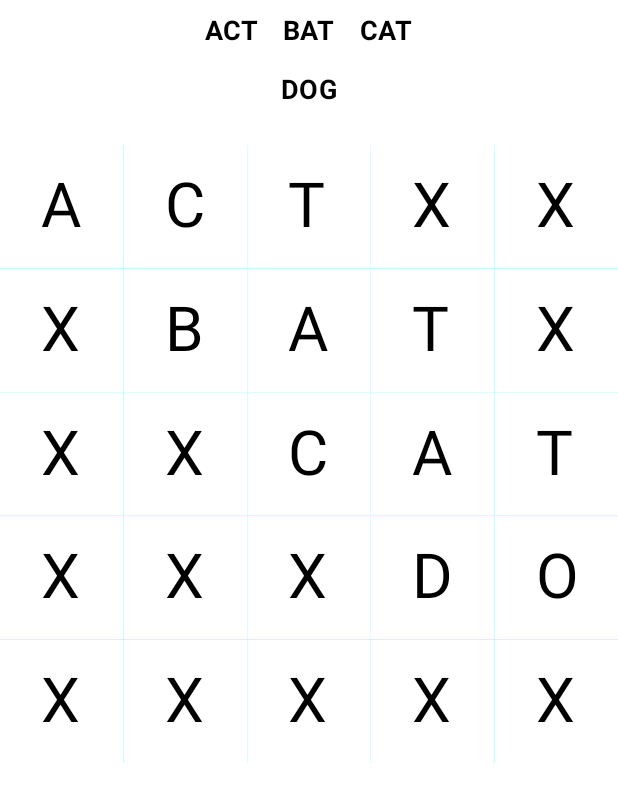
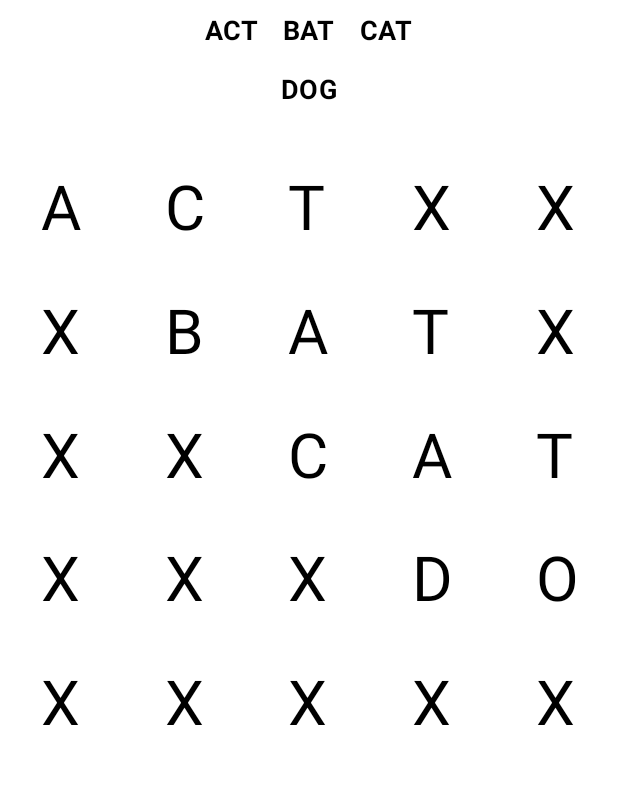
Before and after one commit to ajay020/word-search-game, an Android app built with Jetpack Compose: the @Preview function WordSearchPreview, on a phone screen of 412 x 824 dp. Shown: the top 802 px of the screen. Run offline under Robolectric (Android 15) with nearby library versions, the phone set to English and light mode, and no system bars.

Commit message:
add line color and monor layout changes

```diff
--- a/app/src/main/java/com/example/wordsearch/data/Line.kt
+++ b/app/src/main/java/com/example/wordsearch/data/Line.kt
@@ -16,7 +16,7 @@ val lightPink = Color(0xFFE92E6E)
 val yellow = Color(0xFFEEDB2C)
 val magenta = Color(0xFFB14DE7)
 val lightBlue = Color(0xFF44A0EB)
-val breakRed = Color(0xFFEC3D42)
+val breakRed = Color(0xFFF5272D)
 
 val colors =
     listOf(
--- a/app/src/main/java/com/example/wordsearch/ui/components/SearchGrid.kt
+++ b/app/src/main/java/com/example/wordsearch/ui/components/SearchGrid.kt
@@ -58,17 +58,9 @@ fun SearchGrid(
         modifier =
             modifier
                 .padding(4.dp)
-                .background(Color.Transparent),
+                .background(Color.Gray),
         verticalArrangement = Arrangement.spacedBy(8.dp),
     ) {
-        Box(
-            modifier =
-                Modifier
-                    .background(Color.Transparent)
-//                    .weight(1f)
-                    .fillMaxWidth(),
-            contentAlignment = Alignment.TopCenter,
-        ) {
             MainContent(
                 modifier = Modifier,
                 uiState = uiState,
@@ -92,7 +84,6 @@ fun SearchGrid(
                     onNextPuzzle = { viewModel.loadNextPuzzle() },
                 )
             }
-        }
     }
 }
 
@@ -110,7 +101,9 @@ fun MainContent(
     BoxWithConstraints(
         modifier =
             modifier
+                .background(Color.White.copy(alpha = 0.5f))
                 .wrapContentSize(),
+
         contentAlignment = Alignment.Center,
     ) {
         val density = LocalDensity.current
@@ -139,8 +132,10 @@ fun MainContent(
         val gridHeight = cellSize * rows
 
         Column(
-            modifier = Modifier.width(with(density) { gridWidth.toDp() }),
-            verticalArrangement = Arrangement.spacedBy(16.dp),
+            modifier = Modifier
+//                .background(Color.White.copy(alpha = 0.2f))
+                .width(with(density) { gridWidth.toDp() }),
+            verticalArrangement = Arrangement.spacedBy(18.dp),
             horizontalAlignment = Alignment.CenterHorizontally,
         ) {
             // Word List
@@ -148,15 +143,22 @@ fun MainContent(
                 modifier =
                     Modifier
                         .width(gridWidth.dp)
-                        .background(Color.White),
+                        .background(Color.Transparent),
                 words = uiState.words,
             )
 
             Box(
                 modifier =
                     Modifier
-                        .size(with(density) { gridWidth.toDp() }, with(density) { gridHeight.toDp() })
-                        .background(Color.Cyan)
+                        .background(Color.White.copy(alpha = 0.5f))
+                        .size(
+                            with(density) {
+                                gridWidth.toDp()
+                            },
+                            with(density) {
+                                gridHeight.toDp()
+                            },
+                        )
                         .pointerInput(Unit) {
                             detectDragGestures(
                                 onDragStart = { offset -> onDragStart(offset, cellSize) },
@@ -174,7 +176,7 @@ fun MainContent(
                     for (i in 0 until rows) {
                         for (j in 0 until cols) {
                             drawRect(
-                                color = Color.White,
+                                color = Color.Transparent,
                                 topLeft = Offset(j * cellSize, i * cellSize),
                                 size =
                                     Size(
@@ -221,7 +223,7 @@ fun MainContent(
                             color = foundWord.color,
                             style =
                                 Stroke(
-                                    width = cellSize * 3/4,
+                                    width = cellSize * 3 / 4,
                                     cap = StrokeCap.Round,
                                     join = StrokeJoin.Bevel,
                                 ),
@@ -237,7 +239,7 @@ fun MainContent(
                                     start.first * cellSize + cellSize / 2,
                                 )
                             val direction = getDirection(startOffset, end)
-                            val strokeWidth = cellSize * 3/4
+                            val strokeWidth = cellSize * 3 / 4
                             val constrainedStart =
                                 constrainToDirection(
                                     startOffset,
@@ -392,12 +394,13 @@ private fun WordSearchPreview() {
     val words = wordList.map { Word(it, false) }
 
     MainContent(
-        uiState = SearchGridState(
-            grid = grid,
-            words = words
-        ),
+        uiState =
+            SearchGridState(
+                grid = grid,
+                words = words,
+            ),
         onDragStart = { a, b -> /*TODO*/ },
         onDragEnd = { /*TODO*/ },
-        onDrag = {}
+        onDrag = {},
     )
 }
```
Also changed, not shown: app/src/main/assets/puzzles.json (+0 -13 lines), app/src/main/java/com/example/wordsearch/viewModels/SearchGridViewModel.kt (+5 -5 lines).
